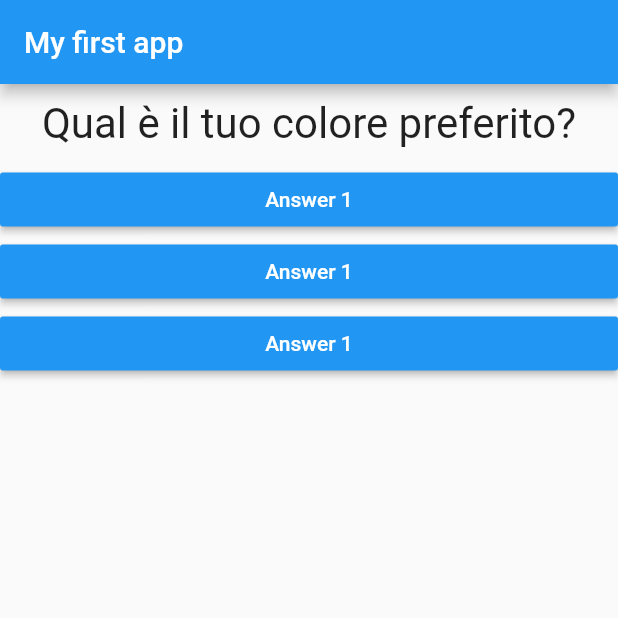
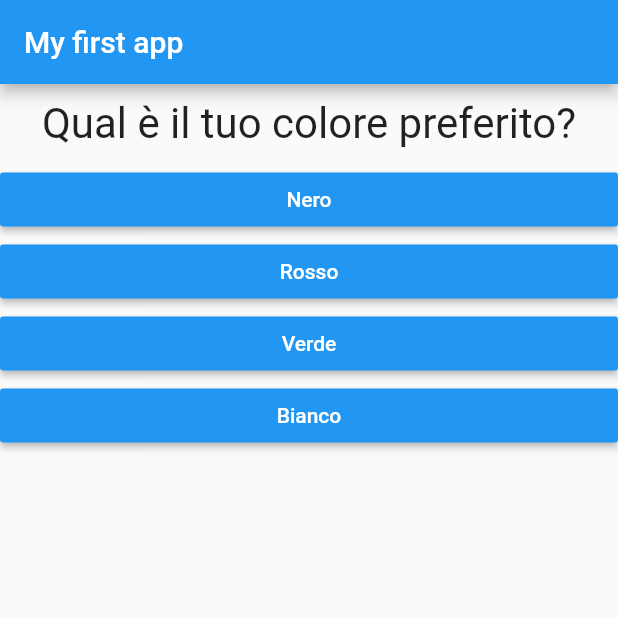
Before and after one commit to tommynicoletti/flutter-complete-guide-udemy, a Flutter app: the screen it shows after launch, on a phone screen of 412 x 824 dp, the top half of it. Run offline on Flutter 3.47's test engine with Material 2 defaults, Android fonts, the phone set to English and light mode, and no system bars.

Commit message:
Gestione render lista dinamica di widget

```diff
--- a/lib/answer.dart
+++ b/lib/answer.dart
@@ -2,8 +2,9 @@ import 'package:flutter/material.dart';
 
 class Answer extends StatelessWidget {
   final Function selectHandler;
+  final String answerText;
 
-  Answer(this.selectHandler);
+  Answer(this.selectHandler, this.answerText);
 
   @override
   Widget build(BuildContext context) {
@@ -12,7 +13,7 @@ class Answer extends StatelessWidget {
       child: RaisedButton(
         color: Colors.blue,
         textColor: Colors.white,
-        child: Text('Answer 1'),
+        child: Text(answerText),
         onPressed: selectHandler,
       ),
     );
--- a/lib/main.dart
+++ b/lib/main.dart
@@ -17,7 +17,7 @@ class _MyAppState extends State<MyApp> {
 
   void _answerQuestion() {
     setState(() {
-      _questionIndex = _questionIndex + 1;
+      _questionIndex = (_questionIndex + 1) % 3;
     });
     print(_questionIndex);
   }
@@ -48,9 +48,9 @@ class _MyAppState extends State<MyApp> {
             Question(
               questions[_questionIndex]['questionText'],
             ),
-            Answer(_answerQuestion),
-            Answer(_answerQuestion),
-            Answer(_answerQuestion),
+            ...(questions[_questionIndex]['answers'] as List<String>).map((answer) {
+              return Answer(_answerQuestion, answer);
+            }).toList()
           ],
         ),
       ),
```
